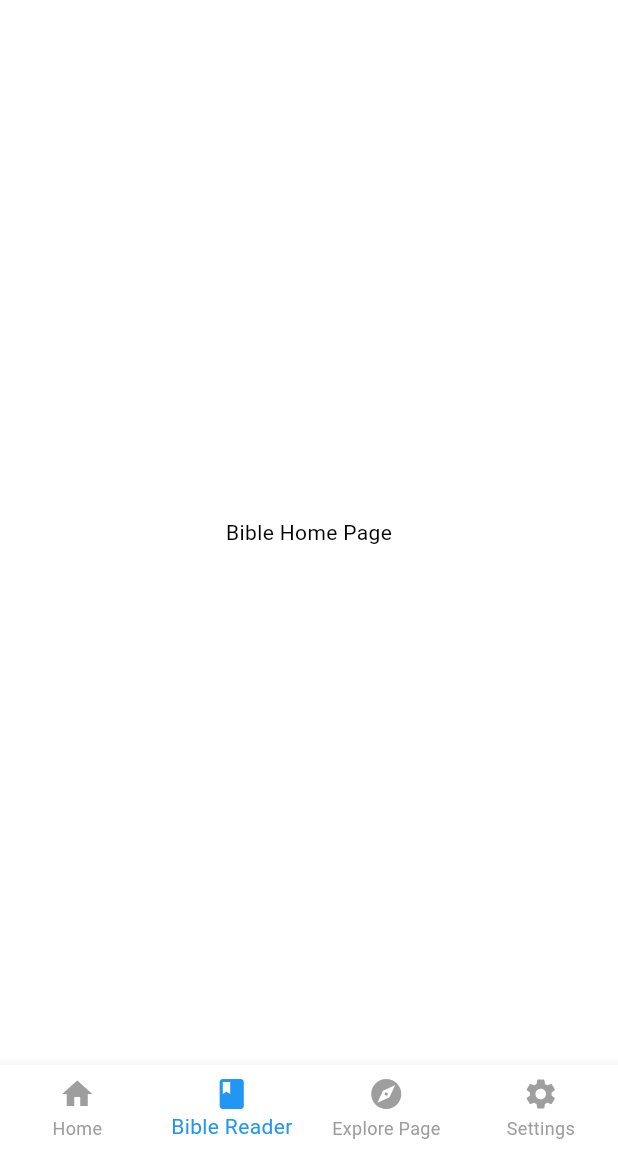
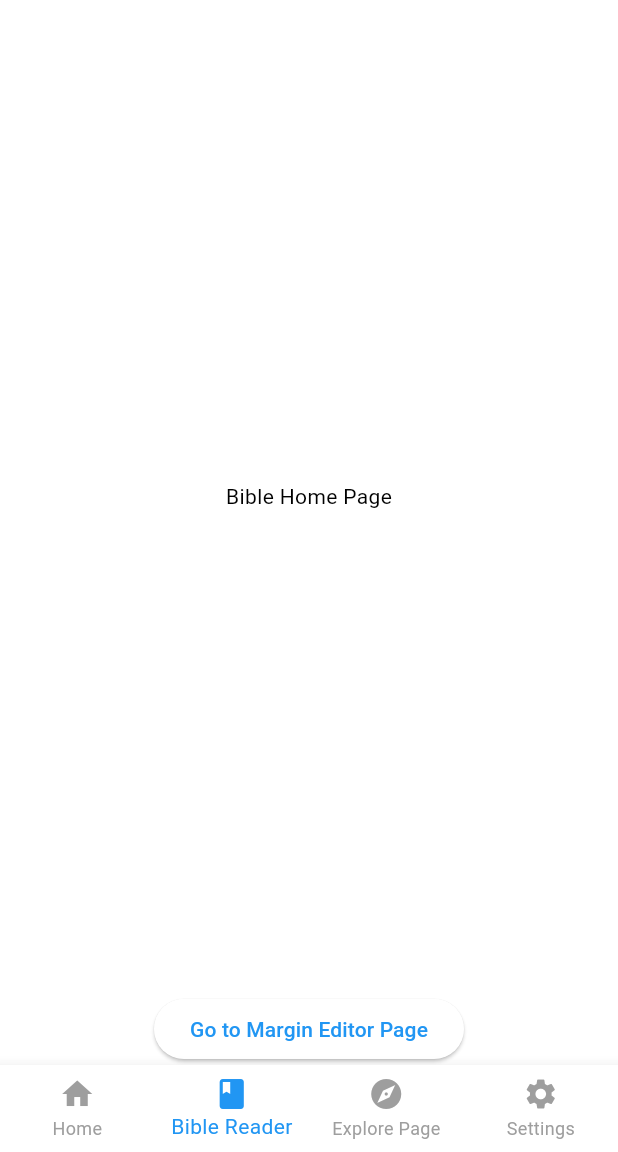
Before and after one commit to BereanBible/BereanBibleFlutter, a Flutter app: the screen it shows after launch, after a tap on "Go to Bible Reader Page", on a phone screen of 412 x 824 dp, the part 84-1236 px from its top. Run offline on Flutter 3.47's test engine with Material 3 defaults, Android fonts, the phone set to English and light mode, and no system bars; our stand-ins replace responsive_builder.

Commit message:
Implemented different behavior for desktop with the page changing buttons

```diff
--- a/berean_bible_app/lib/pages/BibleReaderPage.dart
+++ b/berean_bible_app/lib/pages/BibleReaderPage.dart
@@ -1,7 +1,9 @@
 import 'package:flutter/material.dart';
+import 'package:provider/provider.dart';
+import 'package:responsive_builder/responsive_builder.dart';
 import 'package:berean_bible_app/widgets/BibleReaderContent.dart';
 import 'package:berean_bible_app/widgets/BibleBottomNavBar.dart';
-
+import 'package:berean_bible_app/main.dart';
 
 class BibleReaderPage extends StatefulWidget {
   @override
@@ -12,6 +14,8 @@ class _BibleReaderPageState extends State<BibleReaderPage> {
 
   @override
   Widget build(BuildContext context) {
+
+    return ResponsiveBuilder(builder: (context, sizingInformation) {
       return Column(
         // Column is also a layout widget. It takes a list of children and
         // arranges them vertically. By default, it sizes itself to fit its
@@ -29,10 +33,28 @@ class _BibleReaderPageState extends State<BibleReaderPage> {
         mainAxisAlignment: MainAxisAlignment.center,
         children: [
           Expanded(child: BibleReaderContent()),
+          (sizingInformation.deviceScreenType != DeviceScreenType.desktop) ?
+            SafeArea(
+              child: ElevatedButton(
+                    onPressed: () {
+                      // Accessing MyHomePage state from MyApp state and calling _changePage function
+                      if (sizingInformation.deviceScreenType != DeviceScreenType.desktop) {
+                        Provider.of<MyAppState>(context, listen: false).changePage(0);
+                      }
+                    },
+                    child: Text('Go to Margin Editor Page'),
+              ),
+            )
+          :
+          SafeArea(
+            child: Text('Nothin')
+          )
+          ,
           SafeArea(
             child: BibleBottomNavBar()
           )
         ],
       );
+    });
   }
 }
--- a/berean_bible_app/lib/pages/MarginEditorPage.dart
+++ b/berean_bible_app/lib/pages/MarginEditorPage.dart
@@ -1,5 +1,6 @@
 import 'package:flutter/material.dart';
 import 'package:provider/provider.dart';
+import 'package:responsive_builder/responsive_builder.dart';
 import 'package:berean_bible_app/widgets/MarginEditorContent.dart';
 import 'package:berean_bible_app/widgets/BibleBottomNavBar.dart';
 import 'package:berean_bible_app/main.dart';
@@ -14,6 +15,7 @@ class _MarginEditorPageState extends State<MarginEditorPage> {
   @override
   Widget build(BuildContext context) {
 
+    return ResponsiveBuilder(builder: (context, sizingInformation) {
       return Column(
         // Column is also a layout widget. It takes a list of children and
         // arranges them vertically. By default, it sizes itself to fit its
@@ -31,19 +33,28 @@ class _MarginEditorPageState extends State<MarginEditorPage> {
         mainAxisAlignment: MainAxisAlignment.center,
         children: [
           Expanded(child: MarginEditorContent()),
+          (sizingInformation.deviceScreenType != DeviceScreenType.desktop) ?
             SafeArea(
               child: ElevatedButton(
                     onPressed: () {
                       // Accessing MyHomePage state from MyApp state and calling _changePage function
+                      if (sizingInformation.deviceScreenType != DeviceScreenType.desktop) {
                         Provider.of<MyAppState>(context, listen: false).changePage(1);
+                      }
                     },
                     child: Text('Go to Bible Reader Page'),
               ),
-        ),
+            )
+          :
+          SafeArea(
+            child: Text('Nothin')
+          )
+          ,
           SafeArea(
             child: BibleBottomNavBar()
           )
         ],
       );
+    });
   }
 }
```
Lines whose indentation alone changed are shown as unchanged.
